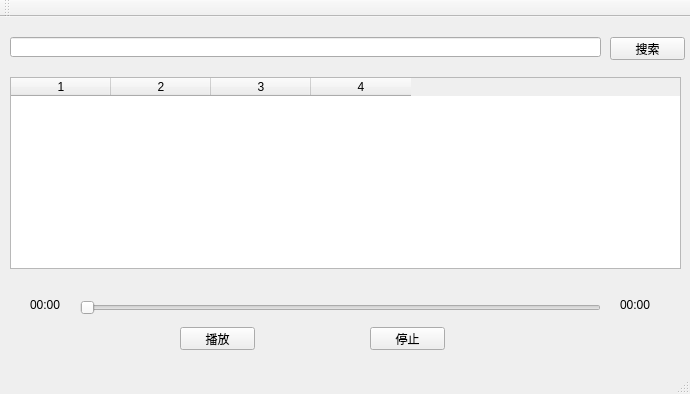
Before: the Qt Designer form MPlayer/mplayer.ui in NinthKnight/MPlayer, drawn with Qt 5.
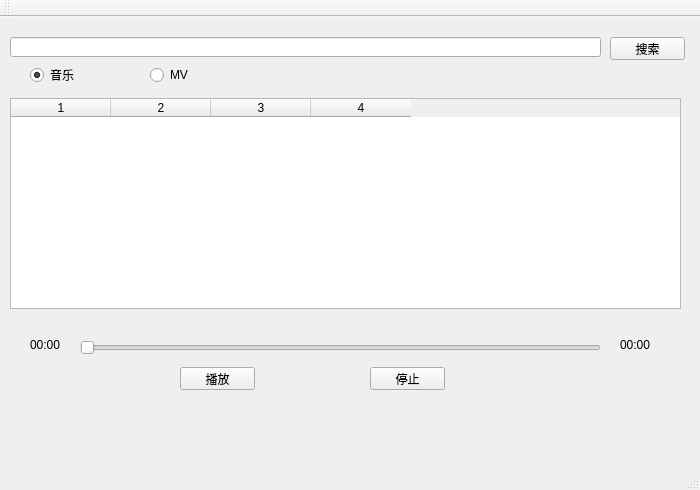
After: the same form once the commit is applied.

Diff of the .ui file:
```diff
--- a/MPlayer/mplayer.ui
+++ b/MPlayer/mplayer.ui
@@ -6,8 +6,8 @@
    <rect>
     <x>0</x>
     <y>0</y>
-    <width>690</width>
-    <height>394</height>
+    <width>700</width>
+    <height>490</height>
    </rect>
   </property>
   <property name="windowTitle">
@@ -41,7 +41,7 @@
     <property name="geometry">
      <rect>
       <x>80</x>
-      <y>280</y>
+      <y>320</y>
       <width>521</width>
       <height>22</height>
      </rect>
@@ -54,7 +54,7 @@
     <property name="geometry">
      <rect>
       <x>180</x>
-      <y>310</y>
+      <y>350</y>
       <width>75</width>
       <height>23</height>
      </rect>
@@ -67,7 +67,7 @@
     <property name="geometry">
      <rect>
       <x>370</x>
-      <y>310</y>
+      <y>350</y>
       <width>75</width>
       <height>23</height>
      </rect>
@@ -80,9 +80,9 @@
     <property name="geometry">
      <rect>
       <x>10</x>
-      <y>60</y>
+      <y>81</y>
       <width>671</width>
-      <height>192</height>
+      <height>211</height>
      </rect>
     </property>
     <property name="editTriggers">
@@ -106,7 +106,7 @@
     <property name="geometry">
      <rect>
       <x>30</x>
-      <y>280</y>
+      <y>320</y>
       <width>41</width>
       <height>16</height>
      </rect>
@@ -119,7 +119,7 @@
     <property name="geometry">
      <rect>
       <x>620</x>
-      <y>280</y>
+      <y>320</y>
       <width>41</width>
       <height>16</height>
      </rect>
@@ -128,6 +128,35 @@
      <string>00:00</string>
     </property>
    </widget>
+   <widget class="QRadioButton" name="musicRadioButton">
+    <property name="geometry">
+     <rect>
+      <x>30</x>
+      <y>50</y>
+      <width>89</width>
+      <height>16</height>
+     </rect>
+    </property>
+    <property name="text">
+     <string>音乐</string>
+    </property>
+    <property name="checked">
+     <bool>true</bool>
+    </property>
+   </widget>
+   <widget class="QRadioButton" name="mvRadioButton">
+    <property name="geometry">
+     <rect>
+      <x>150</x>
+      <y>50</y>
+      <width>89</width>
+      <height>16</height>
+     </rect>
+    </property>
+    <property name="text">
+     <string>MV</string>
+    </property>
+   </widget>
   </widget>
   <widget class="QMenuBar" name="menuBar">
    <property name="geometry">
```
Left out of the diff: 2 changed lines with no effect on the pictures.
